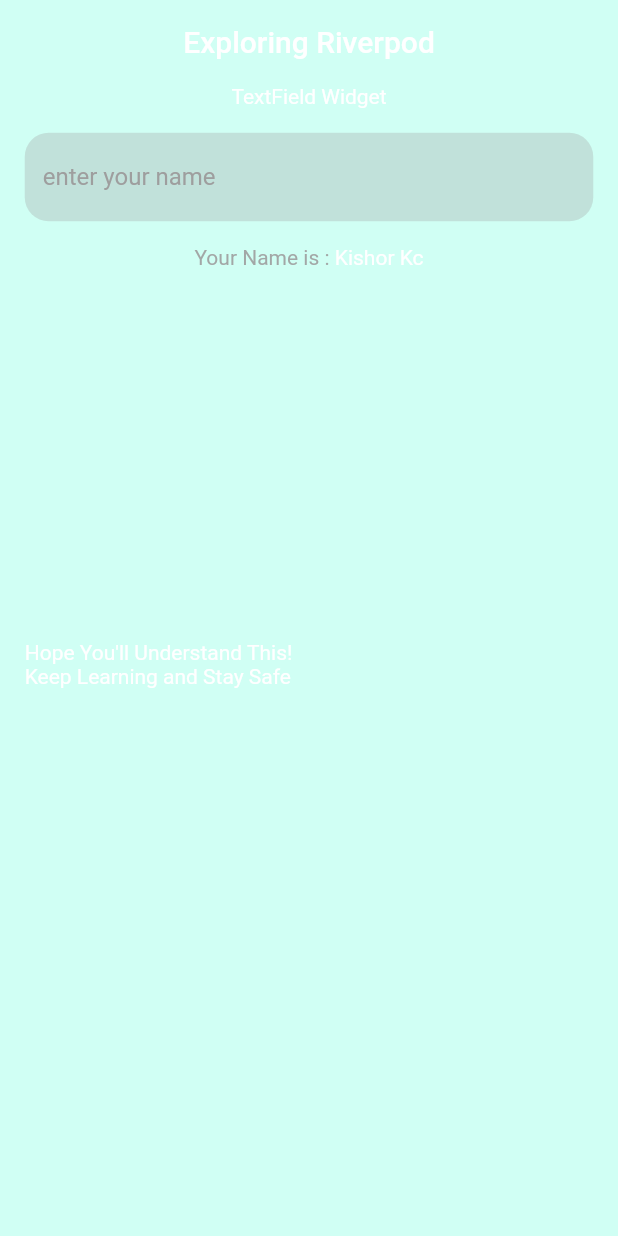
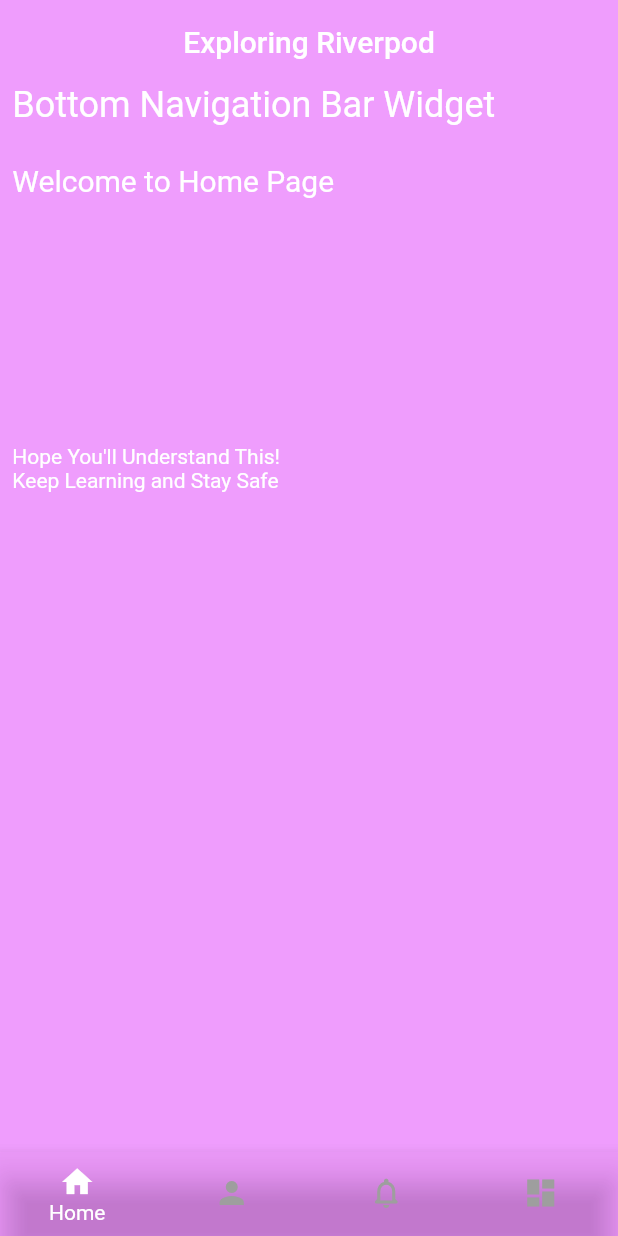
Before and after one commit to devkishor8007/Exploring-Riverpod, a Flutter app: the screen it shows after launch, on a phone screen of 412 x 824 dp. Run offline on Flutter 3.47's test engine with Material 2 defaults, Android fonts, the phone set to English and light mode, and no system bars; our stand-ins replace flutter_riverpod.

Commit message:
starter riverpod day-6

```diff
--- a/lib/showName_Riverpod.dart
+++ b/lib/bottomNavigation_Riverpod.dart
@@ -2,7 +2,8 @@ import 'package:flutter/cupertino.dart';
 import 'package:flutter_riverpod/flutter_riverpod.dart';
 
 final appNameRiverpod = Provider<String>((ref) => "Exploring Riverpod");
-final widgetNameRiverpod = Provider<String>((ref) => "TextField Widget");
+final widgetNameRiverpod =
+    Provider<String>((ref) => "Bottom Navigation Bar Widget");
 final hopeRiverpod = Provider<String>(
     (ref) => "Hope You'll Understand This! \nKeep Learning and Stay Safe");
 
@@ -16,3 +17,14 @@ class TextFormWidget extends ChangeNotifier {
     notifyListeners();
   }
 }
+
+class BottomNavigationBarWidget extends ChangeNotifier {
+  int _currentValue = 0;
+
+  int get currentValue => _currentValue;
+
+  changeValue(newValue) {
+    _currentValue = newValue;
+    notifyListeners();
+  }
+}
--- a/lib/main.dart
+++ b/lib/main.dart
@@ -1,4 +1,4 @@
-import 'package:exploring_riverpod/page/showName_page.dart';
+import 'package:exploring_riverpod/page/bottomNavigation_page.dart';
 import 'package:flutter/material.dart';
 import 'package:flutter_riverpod/flutter_riverpod.dart';
 
@@ -10,12 +10,12 @@ class Day4 extends StatelessWidget {
   @override
   Widget build(BuildContext context) {
     return MaterialApp(
-      title: "Day 5",
+      title: "Day 6",
       theme: ThemeData(
-        canvasColor: Colors.tealAccent.withOpacity(0.3),
+        canvasColor: Colors.purpleAccent.withOpacity(0.3),
       ),
       debugShowCheckedModeBanner: false,
-      home: ShowNamePage(),
+      home: BottomNavigationPage(),
     );
   }
 }
--- /dev/null
+++ b/lib/page/bottomNavigation_page.dart
@@ -0,0 +1,63 @@
+import 'package:exploring_riverpod/page/dashboardPage.dart';
+import 'package:exploring_riverpod/page/notificationPage.dart';
+import 'package:exploring_riverpod/page/profilePage.dart';
+import 'package:exploring_riverpod/bottomNavigation_Riverpod.dart';
+import 'package:flutter/material.dart';
+import 'package:flutter_riverpod/flutter_riverpod.dart';
+import 'homePage.dart';
+
+final callingBottomNavigation =
+    ChangeNotifierProvider<BottomNavigationBarWidget>(
+        (ref) => BottomNavigationBarWidget());
+
+// ignore: must_be_immutable
+class BottomNavigationPage extends ConsumerWidget {
+  List<Widget> getOpenWidget = [
+    HomePage(),
+    ProfilePage(),
+    NotificationPage(),
+    DashBoardPage(),
+  ];
+  @override
+  Widget build(BuildContext context, ScopedReader watch) {
+    final implementBottomNavigation = watch(callingBottomNavigation);
+    return Scaffold(
+      bottomNavigationBar:
+          makeBottomNavigationBar(implementBottomNavigation, context),
+      body: getOpenWidget[implementBottomNavigation.currentValue],
+    );
+  }
+
+  Widget makeBottomNavigationBar(
+      BottomNavigationBarWidget implementBottomNavigation,
+      BuildContext context) {
+    return BottomNavigationBar(
+      type: BottomNavigationBarType.fixed,
+      selectedItemColor: Colors.white,
+      unselectedItemColor: Colors.grey,
+      showUnselectedLabels: false,
+      currentIndex: implementBottomNavigation.currentValue,
+      onTap: (val) {
+        context.read(callingBottomNavigation).changeValue(val);
+      },
+      items: [
+        BottomNavigationBarItem(
+          label: "Home",
+          icon: Icon(Icons.home_sharp),
+        ),
+        BottomNavigationBarItem(
+          label: "Profile",
+          icon: Icon(Icons.person),
+        ),
+        BottomNavigationBarItem(
+          label: "Notification",
+          icon: Icon(Icons.notifications_none_rounded),
+        ),
+        BottomNavigationBarItem(
+          label: "Dashboard",
+          icon: Icon(Icons.dashboard),
+        ),
+      ],
+    );
+  }
+}
--- /dev/null
+++ b/lib/page/dashboardPage.dart
@@ -0,0 +1,16 @@
+import 'package:exploring_riverpod/utilities.dart';
+import 'package:flutter/material.dart';
+
+class DashBoardPage extends StatelessWidget {
+  const DashBoardPage({Key key}) : super(key: key);
+
+  @override
+  Widget build(BuildContext context) {
+    return Center(
+      child: Text(
+        "Welcome to DashBoard Page",
+        style: buildTextStyle(context),
+      ),
+    );
+  }
+}
--- /dev/null
+++ b/lib/page/homePage.dart
@@ -0,0 +1,57 @@
+import 'package:exploring_riverpod/BottomNavigation_Riverpod.dart';
+import 'package:exploring_riverpod/utilities.dart';
+import 'package:flutter/material.dart';
+import 'package:flutter_riverpod/flutter_riverpod.dart';
+
+class HomePage extends ConsumerWidget {
+  const HomePage({Key key}) : super(key: key);
+
+  @override
+  Widget build(BuildContext context, ScopedReader watch) {
+    final size = MediaQuery.of(context).size;
+    return Scaffold(
+      appBar: AppBar(
+        centerTitle: true,
+        elevation: 0,
+        backgroundColor: Colors.transparent,
+        title: Text(
+          context.read(appNameRiverpod),
+        ),
+      ),
+      body: Padding(
+        padding: EdgeInsets.symmetric(
+          horizontal: size.width * 0.02,
+        ),
+        child: Column(
+          crossAxisAlignment: CrossAxisAlignment.start,
+          children: [
+            Text(
+              context.read(widgetNameRiverpod),
+              style: buildTextStyle(context),
+            ),
+            SizedBox(
+              height: size.height * 0.03,
+            ),
+            Text(
+              "Welcome to Home Page",
+              style: buildTextStyle(
+                context,
+                size: Theme.of(context).textTheme.headline6.fontSize,
+              ),
+            ),
+            SizedBox(
+              height: size.height * 0.2,
+            ),
+            Text(
+              context.read(hopeRiverpod),
+              style: buildTextStyle(
+                context,
+                size: Theme.of(context).textTheme.bodyText1.fontSize,
+              ),
+            ),
+          ],
+        ),
+      ),
+    );
+  }
+}
--- /dev/null
+++ b/lib/page/notificationPage.dart
@@ -0,0 +1,16 @@
+import 'package:exploring_riverpod/utilities.dart';
+import 'package:flutter/material.dart';
+
+class NotificationPage extends StatelessWidget {
+  const NotificationPage({Key key}) : super(key: key);
+
+  @override
+  Widget build(BuildContext context) {
+    return Center(
+      child: Text(
+        "Welcome to Notification Page",
+        style: buildTextStyle(context),
+      ),
+    );
+  }
+}
--- /dev/null
+++ b/lib/page/profilePage.dart
@@ -0,0 +1,16 @@
+import 'package:exploring_riverpod/utilities.dart';
+import 'package:flutter/material.dart';
+
+class ProfilePage extends StatelessWidget {
+  const ProfilePage({Key key}) : super(key: key);
+
+  @override
+  Widget build(BuildContext context) {
+    return Center(
+      child: Text(
+        "Welcome to Profile Page",
+        style: buildTextStyle(context),
+      ),
+    );
+  }
+}
--- a/lib/page/showName_page.dart
+++ /dev/null
@@ -1,103 +0,0 @@
-import 'package:exploring_riverpod/showName_Riverpod.dart';
-import 'package:flutter/material.dart';
-import 'package:flutter_riverpod/flutter_riverpod.dart';
-
-final textFieldChangeNotifier =
-    ChangeNotifierProvider<TextFormWidget>((ref) => TextFormWidget());
-
-// ignore: must_be_immutable
-class ShowNamePage extends ConsumerWidget {
-  TextEditingController _name = TextEditingController();
-
-  @override
-  Widget build(BuildContext context, ScopedReader watch) {
-    final size = MediaQuery.of(context).size;
-    final textImplementRiverpod = watch(textFieldChangeNotifier);
-    return Scaffold(
-      appBar: AppBar(
-        centerTitle: true,
-        elevation: 0,
-        backgroundColor: Colors.transparent,
-        title: Text(
-          context.read(appNameRiverpod),
-        ),
-      ),
-      body: Padding(
-        padding: EdgeInsets.symmetric(
-          horizontal: size.width * 0.04,
-        ),
-        child: Column(
-          crossAxisAlignment: CrossAxisAlignment.start,
-          children: [
-            Center(
-              child: Text(
-                context.read(widgetNameRiverpod),
-                style: TextStyle(
-                  color: Colors.white,
-                ),
-              ),
-            ),
-            SizedBox(
-              height: size.height * 0.02,
-            ),
-            TextField(
-              controller: _name,
-              style: TextStyle(
-                color: Colors.white,
-              ),
-              onSubmitted: (String val) {
-                context.read(textFieldChangeNotifier).onChangedVlue(val);
-                _name.clear();
-              },
-              decoration: InputDecoration(
-                hintText: "enter your name",
-                hintStyle: TextStyle(
-                  color: Colors.grey,
-                ),
-                enabledBorder: OutlineInputBorder(
-                  borderRadius: BorderRadius.circular(16),
-                  borderSide: BorderSide.none,
-                ),
-                focusedBorder: OutlineInputBorder(
-                  borderRadius: BorderRadius.circular(16),
-                  borderSide: BorderSide.none,
-                ),
-                fillColor: Colors.grey.withOpacity(0.3),
-                filled: true,
-              ),
-            ),
-            SizedBox(
-              height: size.height * 0.02,
-            ),
-            Row(
-              mainAxisAlignment: MainAxisAlignment.center,
-              children: [
-                Text(
-                  "Your Name is : ",
-                  style: TextStyle(
-                    color: Colors.grey.withOpacity(0.9),
-                  ),
-                ),
-                Text(
-                  textImplementRiverpod.text,
-                  style: TextStyle(
-                    color: Colors.white,
-                  ),
-                ),
-              ],
-            ),
-            SizedBox(
-              height: size.height * 0.3,
-            ),
-            Text(
-              context.read(hopeRiverpod),
-              style: TextStyle(
-                color: Colors.white,
-              ),
-            ),
-          ],
-        ),
-      ),
-    );
-  }
-}
--- /dev/null
+++ b/lib/utilities.dart
@@ -0,0 +1,11 @@
+import 'package:flutter/material.dart';
+
+TextStyle buildTextStyle(
+  BuildContext context, {
+  double size,
+}) {
+  return TextStyle(
+    color: Colors.white,
+    fontSize: size ?? Theme.of(context).textTheme.headline5.fontSize,
+  );
+}
```
